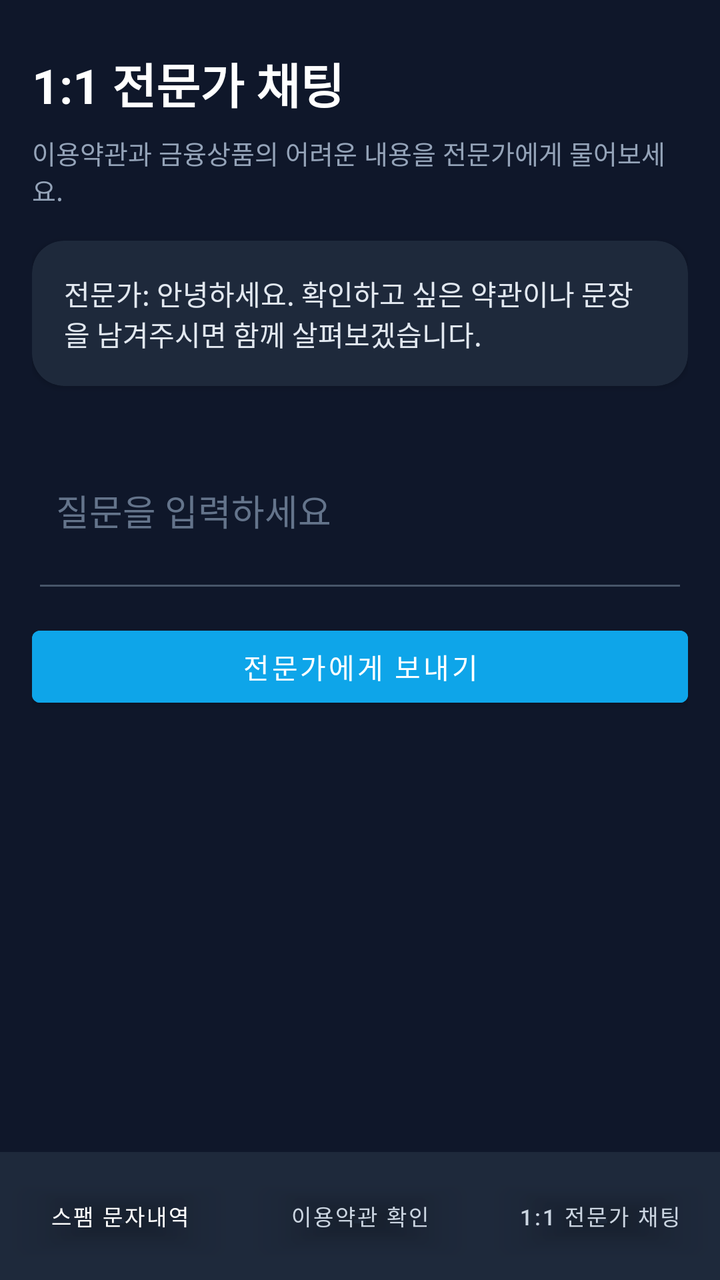
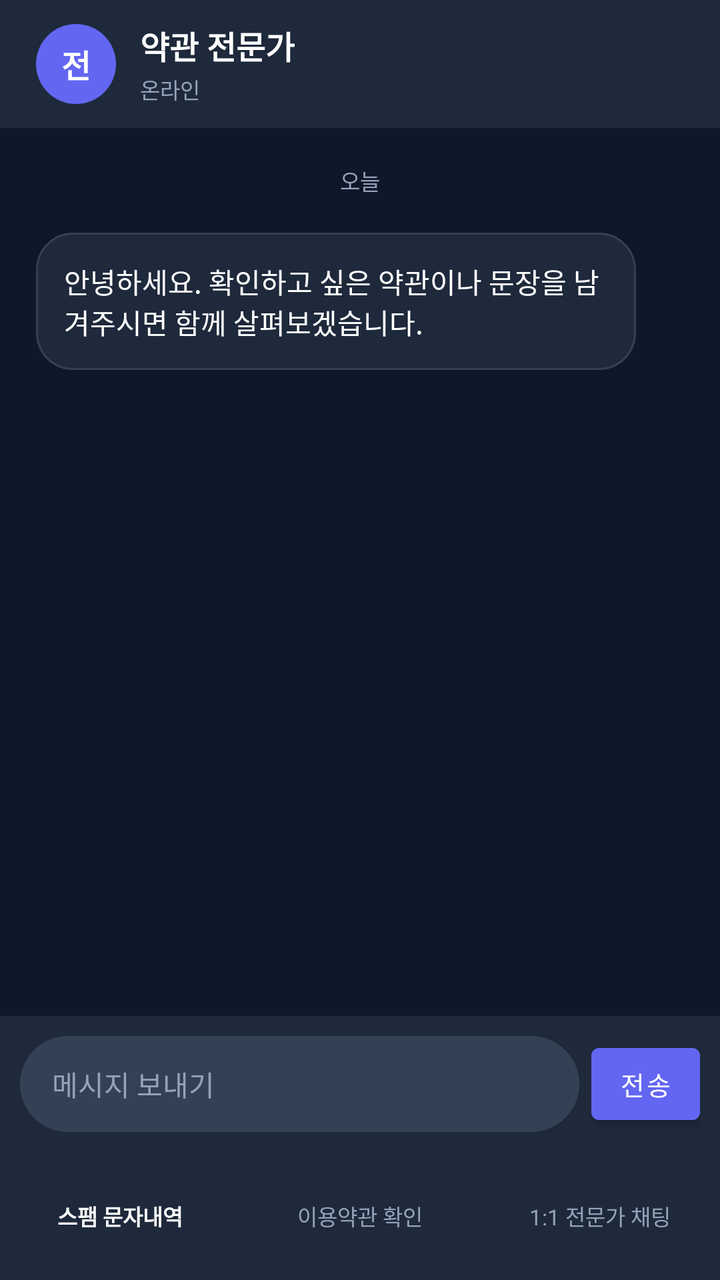

The first picture is an Android layout as it rendered before a commit; the second is the same layout after the commit. The layout source and the unified diff follow.
<!-- AndroidManifest.xml: application theme Theme.MaterialComponents.DayNight.NoActionBar -->
<!-- res/layout/activity_expert_chat.xml -->
<?xml version="1.0" encoding="utf-8"?>
<LinearLayout xmlns:android="http://schemas.android.com/apk/res/android"
    android:layout_width="match_parent"
    android:layout_height="match_parent"
    android:background="#0F172A"
    android:orientation="vertical">

    <ScrollView
        android:layout_width="match_parent"
        android:layout_height="0dp"
        android:layout_weight="1"
        android:fillViewport="true">

        <LinearLayout
            android:layout_width="match_parent"
            android:layout_height="wrap_content"
            android:orientation="vertical"
            android:padding="16dp">

            <TextView
                android:layout_width="match_parent"
                android:layout_height="wrap_content"
                android:paddingVertical="8dp"
                android:text="1:1 전문가 채팅"
                android:textColor="#FFFFFF"
                android:textSize="24sp"
                android:textStyle="bold" />

            <TextView
                android:layout_width="match_parent"
                android:layout_height="wrap_content"
                android:layout_marginBottom="16dp"
                android:text="이용약관과 금융상품의 어려운 내용을 전문가에게 물어보세요."
                android:textColor="#94A3B8"
                android:textSize="13sp" />

            <androidx.cardview.widget.CardView
                android:layout_width="match_parent"
                android:layout_height="wrap_content"
                app:cardBackgroundColor="#1E293B"
                app:cardCornerRadius="16dp"
                xmlns:app="http://schemas.android.com/apk/res-auto">

                <TextView
                    android:id="@+id/tvChatHistory"
                    android:layout_width="match_parent"
                    android:layout_height="wrap_content"
                    android:padding="16dp"
                    android:text="전문가: 안녕하세요. 확인하고 싶은 약관이나 문장을 남겨주시면 함께 살펴보겠습니다."
                    android:textColor="#E2E8F0"
                    android:textSize="14sp" />
            </androidx.cardview.widget.CardView>

            <EditText
                android:id="@+id/etMessage"
                android:layout_width="match_parent"
                android:layout_height="wrap_content"
                android:layout_marginTop="16dp"
                android:hint="질문을 입력하세요"
                android:inputType="textCapSentences|textMultiLine"
                android:minLines="3"
                android:padding="12dp"
                android:textColor="#FFFFFF"
                android:textColorHint="#64748B"
                android:backgroundTint="#475569" />

            <Button
                android:id="@+id/btnSendMessage"
                android:layout_width="match_parent"
                android:layout_height="wrap_content"
                android:layout_marginTop="8dp"
                android:backgroundTint="#0EA5E9"
                android:text="전문가에게 보내기"
                android:textColor="#FFFFFF" />
        </LinearLayout>
    </ScrollView>

    <include layout="@layout/include_bottom_navigation" />
</LinearLayout>
<!-- res/layout/include_bottom_navigation.xml (included above) -->
<?xml version="1.0" encoding="utf-8"?>
<LinearLayout xmlns:android="http://schemas.android.com/apk/res/android"
    android:id="@+id/bottomNavigation"
    android:layout_width="match_parent"
    android:layout_height="wrap_content"
    android:background="#1E293B"
    android:orientation="horizontal"
    android:paddingTop="8dp"
    android:paddingBottom="8dp">

    <Button
        android:id="@+id/navSpamLogs"
        android:layout_width="0dp"
        android:layout_height="wrap_content"
        android:layout_weight="1"
        android:backgroundTint="@android:color/transparent"
        android:text="스팸 문자내역"
        android:textColor="#FFFFFF"
        android:textSize="11sp" />

    <Button
        android:id="@+id/navTerms"
        android:layout_width="0dp"
        android:layout_height="wrap_content"
        android:layout_weight="1"
        android:backgroundTint="@android:color/transparent"
        android:text="이용약관 확인"
        android:textColor="#CBD5E1"
        android:textSize="11sp" />

    <Button
        android:id="@+id/navExpertChat"
        android:layout_width="0dp"
        android:layout_height="wrap_content"
        android:layout_weight="1"
        android:backgroundTint="@android:color/transparent"
        android:text="1:1 전문가 채팅"
        android:textColor="#CBD5E1"
        android:textSize="11sp" />
</LinearLayout>
<!-- resources referenced by this layout -->
<resources>

</resources>

<!-- the commit's change to res/layout/activity_expert_chat.xml (unified diff, before → after) -->
@@ -4,6 +4,48 @@
     android:layout_height="match_parent"
     android:background="#0F172A"
     android:orientation="vertical">
+
+    <LinearLayout
+        android:layout_width="match_parent"
+        android:layout_height="64dp"
+        android:background="#1E293B"
+        android:gravity="center_vertical"
+        android:paddingHorizontal="18dp">
+
+        <TextView
+            android:layout_width="40dp"
+            android:layout_height="40dp"
+            android:background="@drawable/bg_chat_avatar"
+            android:gravity="center"
+            android:text="전"
+            android:textColor="#FFFFFF"
+            android:textSize="16sp"
+            android:textStyle="bold" />
+
+        <LinearLayout
+            android:layout_width="0dp"
+            android:layout_height="wrap_content"
+            android:layout_marginStart="12dp"
+            android:layout_weight="1"
+            android:orientation="vertical">
+
+            <TextView
+                android:layout_width="wrap_content"
+                android:layout_height="wrap_content"
+                android:text="약관 전문가"
+                android:textColor="#FFFFFF"
+                android:textSize="16sp"
+                android:textStyle="bold" />
+
+            <TextView
+                android:layout_width="wrap_content"
+                android:layout_height="wrap_content"
+                android:layout_marginTop="2dp"
+                android:text="온라인"
+                android:textColor="#94A3B8"
+                android:textSize="11sp" />
+        </LinearLayout>
+    </LinearLayout>
 
     <ScrollView
         android:layout_width="match_parent"
@@ -15,65 +57,64 @@
             android:layout_width="match_parent"
             android:layout_height="wrap_content"
             android:orientation="vertical"
-            android:padding="16dp">
+            android:padding="18dp">
 
             <TextView
-                android:layout_width="match_parent"
+                android:layout_width="wrap_content"
                 android:layout_height="wrap_content"
-                android:paddingVertical="8dp"
-                android:text="1:1 전문가 채팅"
-                android:textColor="#FFFFFF"
-                android:textSize="24sp"
-                android:textStyle="bold" />
+                android:layout_gravity="center_horizontal"
+                android:layout_marginBottom="18dp"
+                android:text="오늘"
+                android:textColor="#94A3B8"
+                android:textSize="11sp" />
 
             <TextView
-                android:layout_width="match_parent"
+                android:id="@+id/tvChatHistory"
+                android:layout_width="wrap_content"
                 android:layout_height="wrap_content"
-                android:layout_marginBottom="16dp"
-                android:text="이용약관과 금융상품의 어려운 내용을 전문가에게 물어보세요."
-                android:textColor="#94A3B8"
-                android:textSize="13sp" />
-
-            <androidx.cardview.widget.CardView
-                android:layout_width="match_parent"
-                android:layout_height="wrap_content"
-                app:cardBackgroundColor="#1E293B"
-                app:cardCornerRadius="16dp"
-                xmlns:app="http://schemas.android.com/apk/res-auto">
-
-                <TextView
-                    android:id="@+id/tvChatHistory"
-                    android:layout_width="match_parent"
-                    android:layout_height="wrap_content"
-                    android:padding="16dp"
-                    android:text="전문가: 안녕하세요. 확인하고 싶은 약관이나 문장을 남겨주시면 함께 살펴보겠습니다."
-                    android:textColor="#E2E8F0"
-                    android:textSize="14sp" />
-            </androidx.cardview.widget.CardView>
-
-            <EditText
-                android:id="@+id/etMessage"
-                android:layout_width="match_parent"
-                android:layout_height="wrap_content"
-                android:layout_marginTop="16dp"
-                android:hint="질문을 입력하세요"
-                android:inputType="textCapSentences|textMultiLine"
-                android:minLines="3"
-                android:padding="12dp"
+                android:layout_gravity="start"
+                android:background="@drawable/bg_chat_bubble_received"
+                android:maxWidth="300dp"
+                android:padding="14dp"
+                android:text="안녕하세요. 확인하고 싶은 약관이나 문장을 남겨주시면 함께 살펴보겠습니다."
                 android:textColor="#FFFFFF"
-                android:textColorHint="#64748B"
-                android:backgroundTint="#475569" />
-
-            <Button
-                android:id="@+id/btnSendMessage"
-                android:layout_width="match_parent"
-                android:layout_height="wrap_content"
-                android:layout_marginTop="8dp"
-                android:backgroundTint="#0EA5E9"
-                android:text="전문가에게 보내기"
-                android:textColor="#FFFFFF" />
+                android:textSize="14sp" />
         </LinearLayout>
     </ScrollView>
+
+    <LinearLayout
+        android:layout_width="match_parent"
+        android:layout_height="wrap_content"
+        android:background="#1E293B"
+        android:gravity="center_vertical"
+        android:padding="10dp">
+
+        <EditText
+            android:id="@+id/etMessage"
+            android:layout_width="0dp"
+            android:layout_height="48dp"
+            android:layout_weight="1"
+            android:background="@drawable/bg_chat_input"
+            android:hint="메시지 보내기"
+            android:inputType="textCapSentences|textMultiLine"
+            android:maxLines="3"
+            android:paddingHorizontal="16dp"
+            android:textColor="#FFFFFF"
+            android:textColorHint="#94A3B8"
+            android:textSize="14sp" />
+
+        <Button
+            android:id="@+id/btnSendMessage"
+            android:layout_width="wrap_content"
+            android:layout_height="48dp"
+            android:layout_marginStart="6dp"
+            android:backgroundTint="#6366F1"
+            android:minWidth="0dp"
+            android:paddingHorizontal="14dp"
+            android:text="전송"
+            android:textColor="#FFFFFF"
+            android:textSize="13sp" />
+    </LinearLayout>
 
     <include layout="@layout/include_bottom_navigation" />
 </LinearLayout>
@@ -85,36 +126,44 @@
     android:layout_height="wrap_content"
     android:background="#1E293B"
     android:orientation="horizontal"
-    android:paddingTop="8dp"
-    android:paddingBottom="8dp">
+    android:elevation="8dp"
+    android:paddingTop="4dp"
+    android:paddingBottom="4dp">
 
-    <Button
+    <TextView
         android:id="@+id/navSpamLogs"
         android:layout_width="0dp"
-        android:layout_height="wrap_content"
+        android:layout_height="56dp"
         android:layout_weight="1"
-        android:backgroundTint="@android:color/transparent"
+        android:background="?attr/selectableItemBackgroundBorderless"
+        android:gravity="center"
+        android:paddingHorizontal="4dp"
         android:text="스팸 문자내역"
         android:textColor="#FFFFFF"
+        android:textSize="11sp"
+        android:textStyle="bold" />
+
+    <TextView
+        android:id="@+id/navTerms"
+        android:layout_width="0dp"
+        android:layout_height="56dp"
+        android:layout_weight="1"
+        android:background="?attr/selectableItemBackgroundBorderless"
+        android:gravity="center"
+        android:paddingHorizontal="4dp"
+        android:text="이용약관 확인"
+        android:textColor="#94A3B8"
         android:textSize="11sp" />
 
-    <Button
-        android:id="@+id/navTerms"
-        android:layout_width="0dp"
-        android:layout_height="wrap_content"
-        android:layout_weight="1"
-        android:backgroundTint="@android:color/transparent"
-        android:text="이용약관 확인"
-        android:textColor="#CBD5E1"
-        android:textSize="11sp" />
-
-    <Button
+    <TextView
         android:id="@+id/navExpertChat"
         android:layout_width="0dp"
-        android:layout_height="wrap_content"
+        android:layout_height="56dp"
         android:layout_weight="1"
-        android:backgroundTint="@android:color/transparent"
+        android:background="?attr/selectableItemBackgroundBorderless"
+        android:gravity="center"
+        android:paddingHorizontal="4dp"
         android:text="1:1 전문가 채팅"
-        android:textColor="#CBD5E1"
+        android:textColor="#94A3B8"
         android:textSize="11sp" />
 </LinearLayout>
<!-- resource entries referenced after the edit -->
@@ -1,5 +1,22 @@
 <!-- resources referenced by this layout -->
 <resources>
-
+  <!-- drawable bg_chat_avatar (drawable) -->
+  <?xml version="1.0" encoding="utf-8"?>
+  <shape xmlns:android="http://schemas.android.com/apk/res/android" android:shape="oval">
+      <solid android:color="#6366F1" />
+  </shape>
+  <!-- drawable bg_chat_bubble_received (drawable) -->
+  <?xml version="1.0" encoding="utf-8"?>
+  <shape xmlns:android="http://schemas.android.com/apk/res/android">
+      <solid android:color="#1E293B" />
+      <corners android:radius="18dp" />
+      <stroke android:width="1dp" android:color="#334155" />
+  </shape>
+  <!-- drawable bg_chat_input (drawable) -->
+  <?xml version="1.0" encoding="utf-8"?>
+  <shape xmlns:android="http://schemas.android.com/apk/res/android">
+      <solid android:color="#334155" />
+      <corners android:radius="24dp" />
+  </shape>
 </resources>
 
